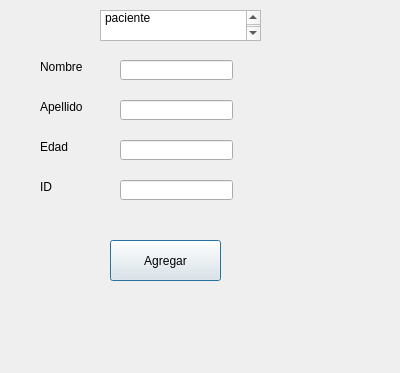
MarianaGG3/entregable_final_SaraPalacio_MarianaGiraldo, file ventana_datos_paciente.ui: the form before one commit.
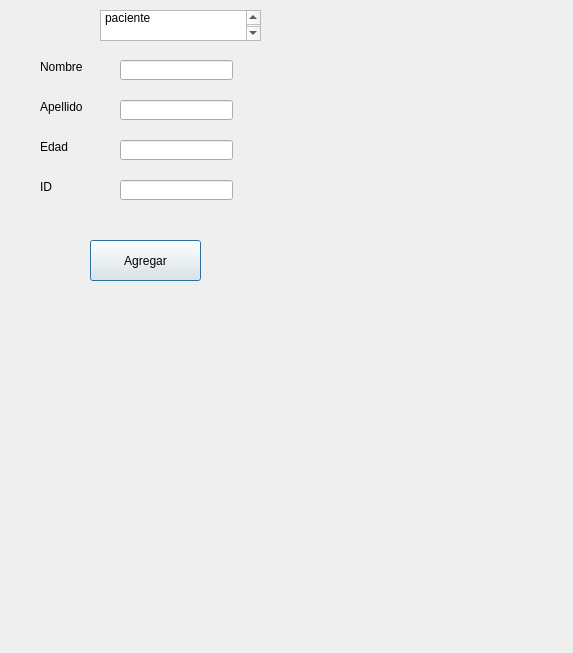
The form after the commit.

What changed in the file:
```diff
--- a/ventana_datos_paciente.ui
+++ b/ventana_datos_paciente.ui
@@ -6,8 +6,8 @@
    <rect>
     <x>0</x>
     <y>0</y>
-    <width>400</width>
-    <height>373</height>
+    <width>573</width>
+    <height>653</height>
    </rect>
   </property>
   <property name="windowTitle">
@@ -121,7 +121,7 @@
   <widget class="QPushButton" name="pushButton">
    <property name="geometry">
     <rect>
-     <x>110</x>
+     <x>90</x>
      <y>240</y>
      <width>111</width>
      <height>41</height>
```
Left out of the diff: 2 changed lines with no effect on the pictures.
